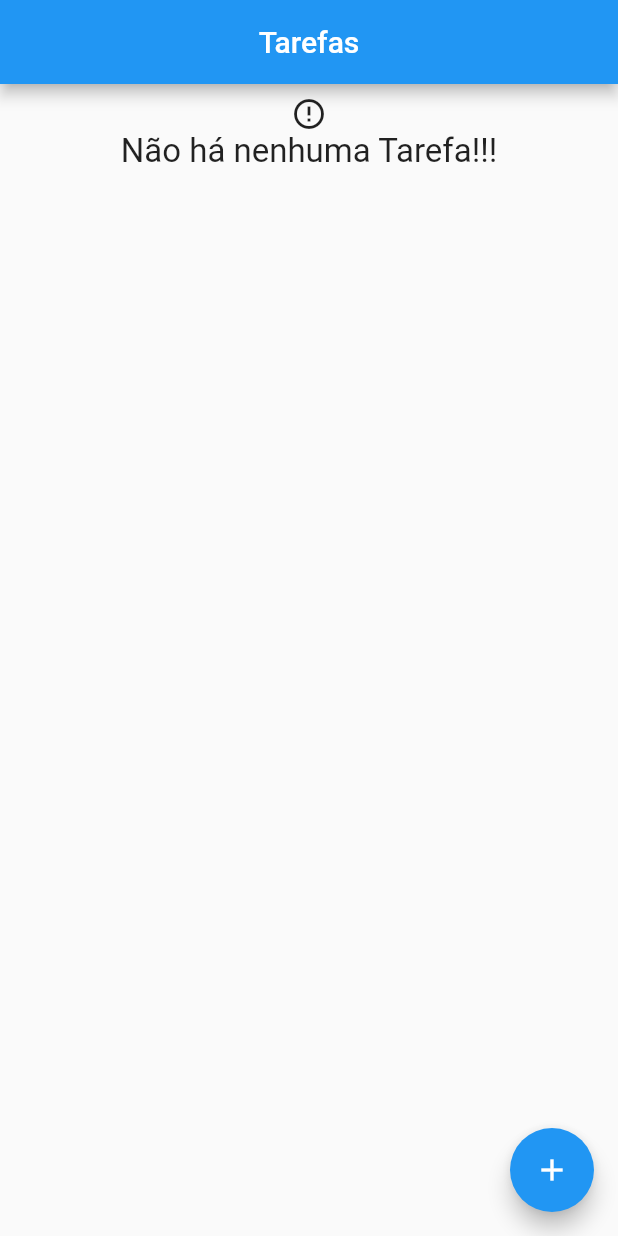
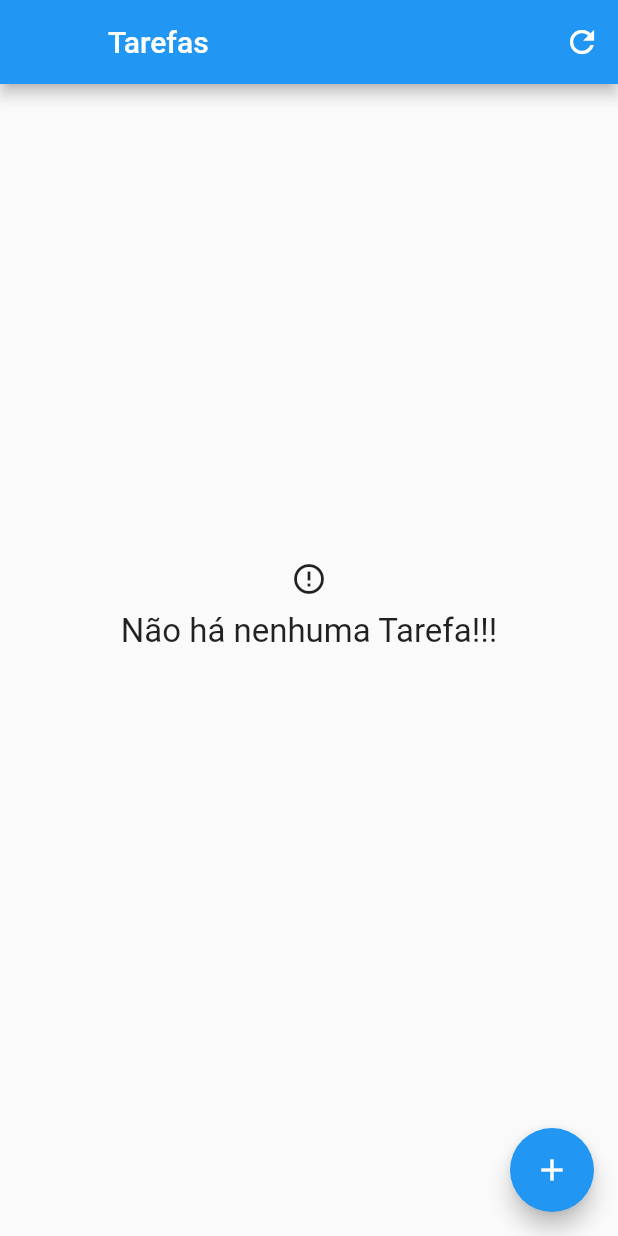
Before and after one commit to jeancarloshs/lista_de_tarefas, a Flutter app: the screen it shows after launch, on a phone screen of 412 x 824 dp. Run offline on Flutter 3.47's test engine with Material 2 defaults, Android fonts, the phone set to English and light mode, and no system bars; our stand-ins replace sqflite; accounts and stored records are empty.

Commit message:
finalizado modulo 3

```diff
--- a/lib/data/task_dao.dart
+++ b/lib/data/task_dao.dart
@@ -86,6 +86,7 @@ class TaskDao {
   delete(String nomeDaTarefa) async {
     print('Acessando o delete: ');
     final Database bancoDeDados = await getDataBase();
+    print('Deletando Tarefa: $nomeDaTarefa');
     return bancoDeDados.delete(
       _tableName,
       where: '$_name = ?',
--- a/lib/screens/initial_screen.dart
+++ b/lib/screens/initial_screen.dart
@@ -1,3 +1,5 @@
+// ignore_for_file: avoid_print
+
 import 'package:flutter/material.dart';
 import 'package:lista_de_tarefas/components/task.dart';
 import 'package:lista_de_tarefas/data/task_dao.dart';
@@ -17,7 +19,14 @@ class _InitialScreenState extends State<InitialScreen> {
   Widget build(BuildContext context) {
     return Scaffold(
       appBar: AppBar(
-        centerTitle: true,
+        leading: Container(),
+        actions: [
+          IconButton(onPressed: () {
+            setState(() {
+
+            });
+          }, icon: const Icon(Icons.refresh))
+        ],
         title: const Text('Tarefas'),
       ),
       body: Padding(
@@ -28,14 +37,35 @@ class _InitialScreenState extends State<InitialScreen> {
             List<Task>? items = snapshot.data;
             switch (snapshot.connectionState) {
               case ConnectionState.none:
-                // TODO: Handle this case.
-                break;
+                return const Center(
+                  child: Column(
+                    mainAxisAlignment: MainAxisAlignment.center,
+                    children: [
+                      CircularProgressIndicator(),
+                      Text('Loading...'),
+                    ],
+                  ),
+                );
               case ConnectionState.waiting:
-                // TODO: Handle this case.
-                break;
+                return const Center(
+                  child: Column(
+                    mainAxisAlignment: MainAxisAlignment.center,
+                    children: [
+                      CircularProgressIndicator(),
+                      Text('Loading...'),
+                    ],
+                  ),
+                );
               case ConnectionState.active:
-                // TODO: Handle this case.
-                break;
+                return const Center(
+                  child: Column(
+                    mainAxisAlignment: MainAxisAlignment.center,
+                    children: [
+                      CircularProgressIndicator(),
+                      Text('Loading...'),
+                    ],
+                  ),
+                );
               case ConnectionState.done:
                 if (snapshot.hasData && items != null) {
                   if (items.isNotEmpty) {
@@ -49,8 +79,12 @@ class _InitialScreenState extends State<InitialScreen> {
                   }
                   return const Center(
                     child: Column(
+                      mainAxisAlignment: MainAxisAlignment.center,
                       children: [
-                        Icon(Icons.error_outline),
+                        Padding(
+                          padding: EdgeInsets.only(bottom: 10),
+                          child: Icon(Icons.error_outline),
+                        ),
                         Text(
                           'Não há nenhuma Tarefa!!!',
                           style: TextStyle(fontSize: 22),
@@ -75,7 +109,9 @@ class _InitialScreenState extends State<InitialScreen> {
                 taskContext: context,
               ),
             ),
-          );
+          ).then((value) => setState(() {
+            print('Recarregando a tela inicial');
+          }));
         },
         child: const Icon(Icons.add),
       ),
```
Also changed, not shown: lib/components/task.dart (+50 -1 lines), lib/screens/form_screen.dart (+9 -5 lines).
